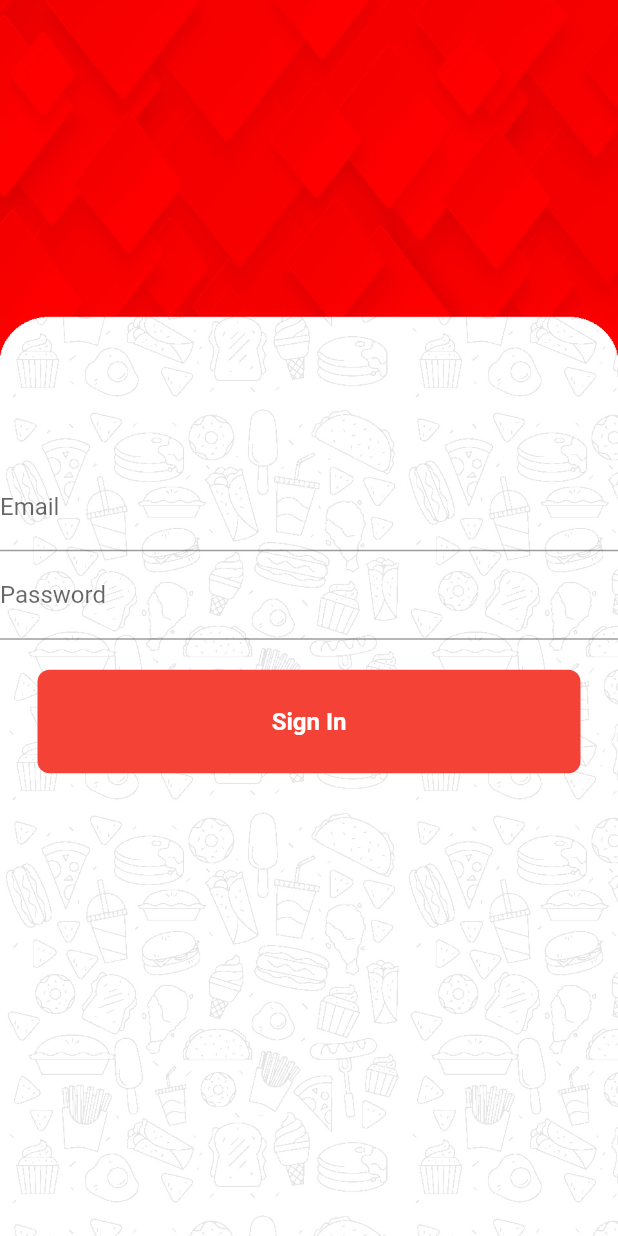
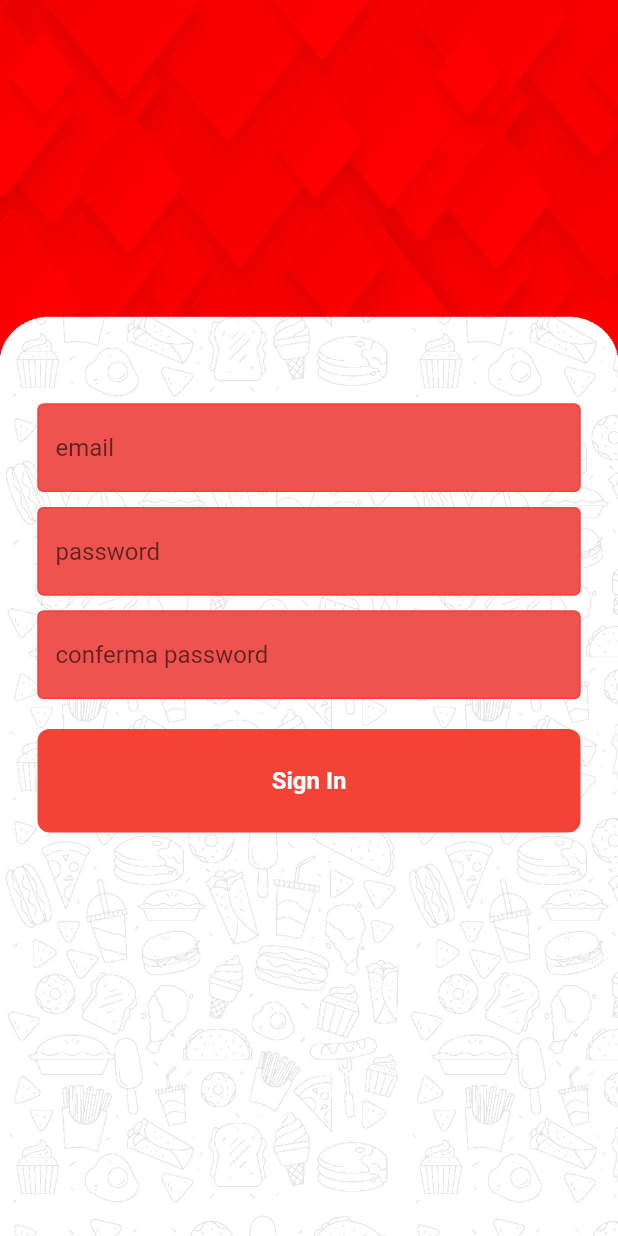
Before and after one commit to Stefanomarcucci00/ProgettoProgrammazioneIOS, a Flutter app: the PageRegister screen opened directly, on a phone screen of 412 x 824 dp. Run offline on Flutter 3.47's test engine with Material 2 defaults, Android fonts, the phone set to English and light mode, and no system bars; our stand-ins replace cloud_firestore, firebase_auth, firebase_core, firebase_database, fluttertoast; accounts and stored records are empty; network calls fail.

Commit message:
update grafici e widget

```diff
--- a/lib/Intro/PageRegistrati.dart
+++ b/lib/Intro/PageRegistrati.dart
@@ -14,6 +14,7 @@ class _PageRegisterState extends State<PageRegister> {
   final _cognomeController = TextEditingController();
   final _emailController = TextEditingController();
   final _pwdController = TextEditingController();
+  final _pwdConfirmController = TextEditingController();
   final _telController = TextEditingController();
 
 
@@ -76,7 +77,7 @@ class _PageRegisterState extends State<PageRegister> {
   Widget build(BuildContext context) {
     return Scaffold(
       body: Container(
-        decoration: BoxDecoration(
+        decoration: const BoxDecoration(
           image: DecorationImage(
             image: AssetImage('assets/images/background_splash.jpg'),
             fit: BoxFit.cover,
@@ -85,20 +86,11 @@ class _PageRegisterState extends State<PageRegister> {
         child: Column(
           mainAxisAlignment: MainAxisAlignment.center,
           children: [
-            TextFormField(
-              controller: _emailController,
-              keyboardType: TextInputType.emailAddress,
-              decoration: InputDecoration(
-                labelText: 'Email',
-              ),
-            ),
-            TextFormField(
-              controller: _pwdController,
-              decoration: InputDecoration(
-                labelText: 'Password',
-              ),
-              obscureText: true,
-            ),
+           MyTextField(controller: _emailController,hintText: "email", obscureText: false),
+            SizedBox(height: 10),
+            MyTextField(controller: _pwdController,hintText: "password", obscureText: true),
+            SizedBox(height: 10),
+            MyTextField(controller: _pwdConfirmController,hintText: "conferma password", obscureText: true),
             SizedBox(height: 20),
             Btn(
               onTap: register,
```
Also changed, not shown: lib/Intro/PageLogin.dart (+4 -14 lines), lib/PageRistoranti.dart (+9 -4 lines).
